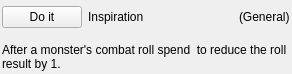
blaireaucode/unbroken, file ui/ActionWidget.ui: the form before one commit.
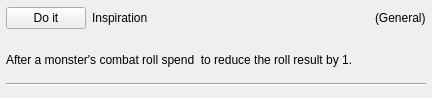
The form after the commit.

Diff of the .ui file:
```diff
--- a/ui/ActionWidget.ui
+++ b/ui/ActionWidget.ui
@@ -6,8 +6,8 @@
    <rect>
     <x>0</x>
     <y>0</y>
-    <width>292</width>
-    <height>74</height>
+    <width>432</width>
+    <height>98</height>
    </rect>
   </property>
   <property name="windowTitle">
@@ -15,22 +15,31 @@
   </property>
   <layout class="QVBoxLayout" name="verticalLayout">
    <property name="leftMargin">
-    <number>2</number>
+    <number>6</number>
    </property>
    <property name="topMargin">
     <number>0</number>
    </property>
    <property name="rightMargin">
-    <number>2</number>
+    <number>6</number>
    </property>
    <property name="bottomMargin">
-    <number>0</number>
+    <number>12</number>
    </property>
    <item>
     <layout class="QHBoxLayout" name="horizontalLayout">
+     <property name="spacing">
+      <number>-1</number>
+     </property>
      <property name="sizeConstraint">
       <enum>QLayout::SetDefaultConstraint</enum>
      </property>
+     <property name="rightMargin">
+      <number>0</number>
+     </property>
+     <property name="bottomMargin">
+      <number>0</number>
+     </property>
      <item>
       <widget class="QPushButton" name="button_doit">
        <property name="text">
@@ -53,7 +62,7 @@
        <property name="sizeHint" stdset="0">
         <size>
          <width>40</width>
-         <height>20</height>
+         <height>2</height>
         </size>
        </property>
       </spacer>
@@ -77,6 +86,13 @@
      </property>
     </widget>
    </item>
+   <item>
+    <widget class="Line" name="line">
+     <property name="orientation">
+      <enum>Qt::Horizontal</enum>
+     </property>
+    </widget>
+   </item>
   </layout>
  </widget>
  <resources>
```
Left out of the diff: 2 changed lines with no effect on the pictures.
